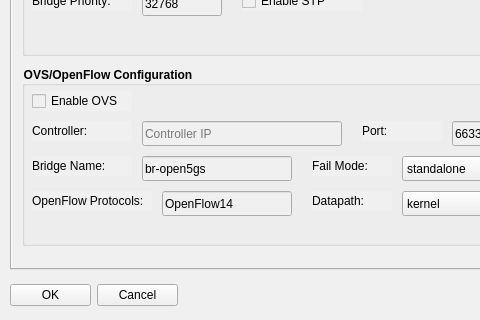
adaptivenetworklab/NetFlux5G, file netflux5g-editor/src/gui/ui/Component5G_properties.ui: the form before one commit; both pictures show x 0 to 480 and y 280 to 600 of the 800 by 600 pixel window.
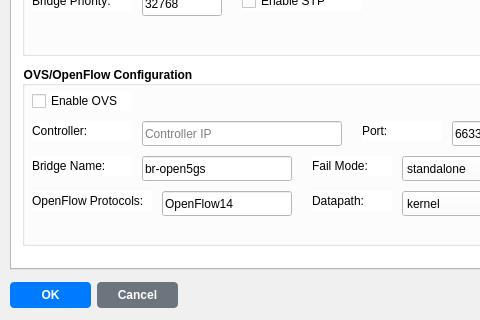
The form after the commit.

```diff
--- a/netflux5g-editor/src/gui/ui/Component5G_properties.ui
+++ b/netflux5g-editor/src/gui/ui/Component5G_properties.ui
@@ -26,6 +26,9 @@
       <height>540</height>
      </rect>
     </property>
+    <property name="styleSheet">
+     <string notr="true">background-color: rgb(255, 255, 255);</string>
+    </property>
     <property name="currentIndex">
      <number>0</number>
     </property>
@@ -1590,6 +1593,24 @@
     <layout class="QGridLayout" name="gridLayout">
      <item row="0" column="0">
       <widget class="QPushButton" name="Component5G_OKButton">
+       <property name="styleSheet">
+        <string notr="true">
+         QPushButton {
+          background-color: rgb(0, 123, 255);
+          color: white;
+          border: none;
+          padding: 6px 12px;
+          border-radius: 4px;
+          font-weight: bold;
+         }
+         QPushButton:hover {
+          background-color: rgb(0, 105, 217);
+         }
+         QPushButton:pressed {
+          background-color: rgb(0, 86, 179);
+         }
+        </string>
+       </property>
        <property name="text">
         <string>OK</string>
        </property>
@@ -1597,6 +1618,24 @@
      </item>
      <item row="0" column="1">
       <widget class="QPushButton" name="Component5G_CancelButton">
+       <property name="styleSheet">
+        <string notr="true">
+         QPushButton {
+          background-color: rgb(108, 117, 125);
+          color: white;
+          border: none;
+          padding: 6px 12px;
+          border-radius: 4px;
+          font-weight: bold;
+         }
+         QPushButton:hover {
+          background-color: rgb(90, 98, 104);
+         }
+         QPushButton:pressed {
+          background-color: rgb(73, 80, 87);
+         }
+        </string>
+       </property>
        <property name="text">
         <string>Cancel</string>
        </property>
```
